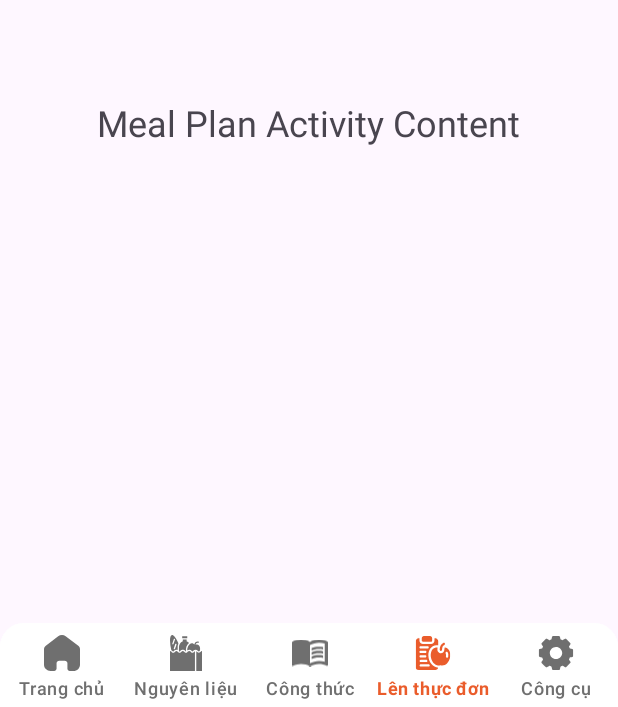
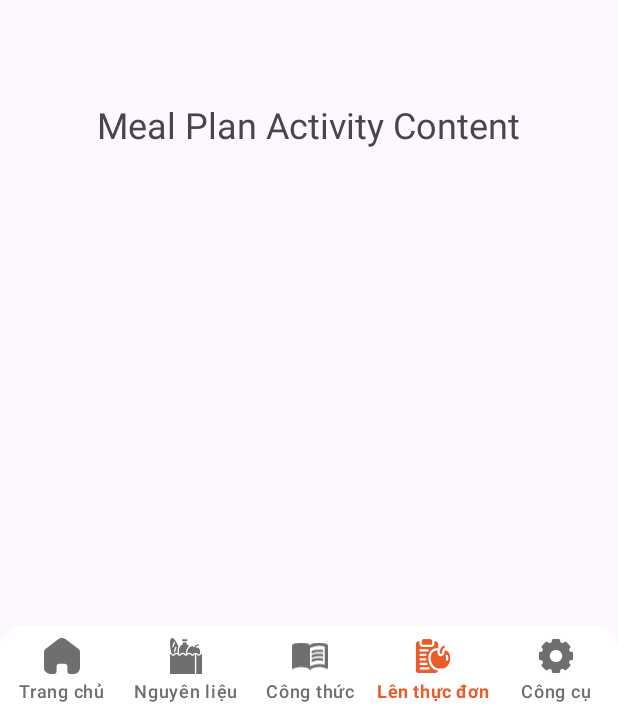
Before and after one commit to htdat117/BepNhaTaApp, an Android app: the MealPlanActivity screen opened directly, with no data from a screen before it, on a phone screen of 412 x 824 dp. Shown: the part 526-1233 px from the top of the screen. Run offline under Robolectric (Android 15) with nearby library versions, the phone set to English and light mode, and no system bars; Roboto replaces fonts that are not available here.

Commit message:
chỉnh thông số footer

```diff
--- a/app/src/main/res/layout/activity_meal_plan.xml
+++ b/app/src/main/res/layout/activity_meal_plan.xml
@@ -31,6 +31,6 @@
     <include layout="@layout/layout_bottom_navigation"
         android:id="@+id/bottom_navigation_container"
         android:layout_width="match_parent"
-        android:layout_height="58dp" />
+        android:layout_height="56dp" />
 
 </LinearLayout>
--- a/app/src/main/res/layout/activity_product.xml
+++ b/app/src/main/res/layout/activity_product.xml
@@ -74,6 +74,6 @@
     <include layout="@layout/layout_bottom_navigation"
         android:id="@+id/bottom_navigation_container"
         android:layout_width="match_parent"
-        android:layout_height="58dp" />
+        android:layout_height="56dp" />
 
 </LinearLayout>
```
